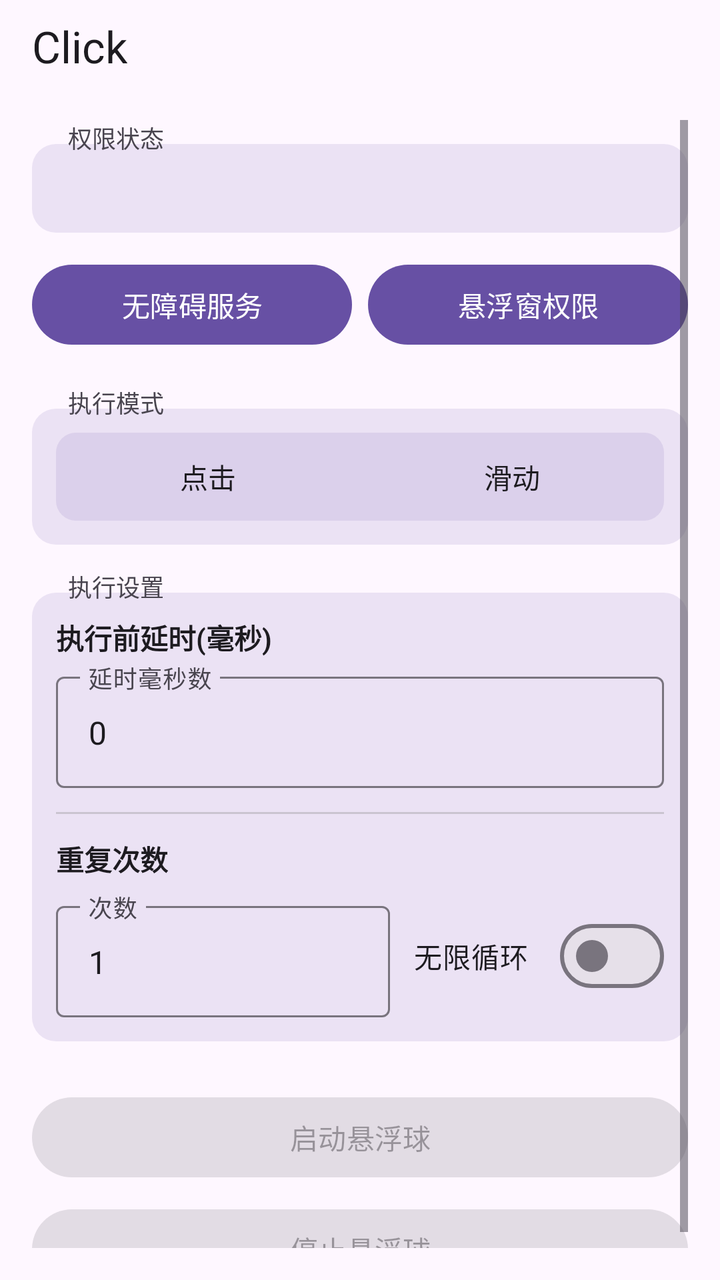
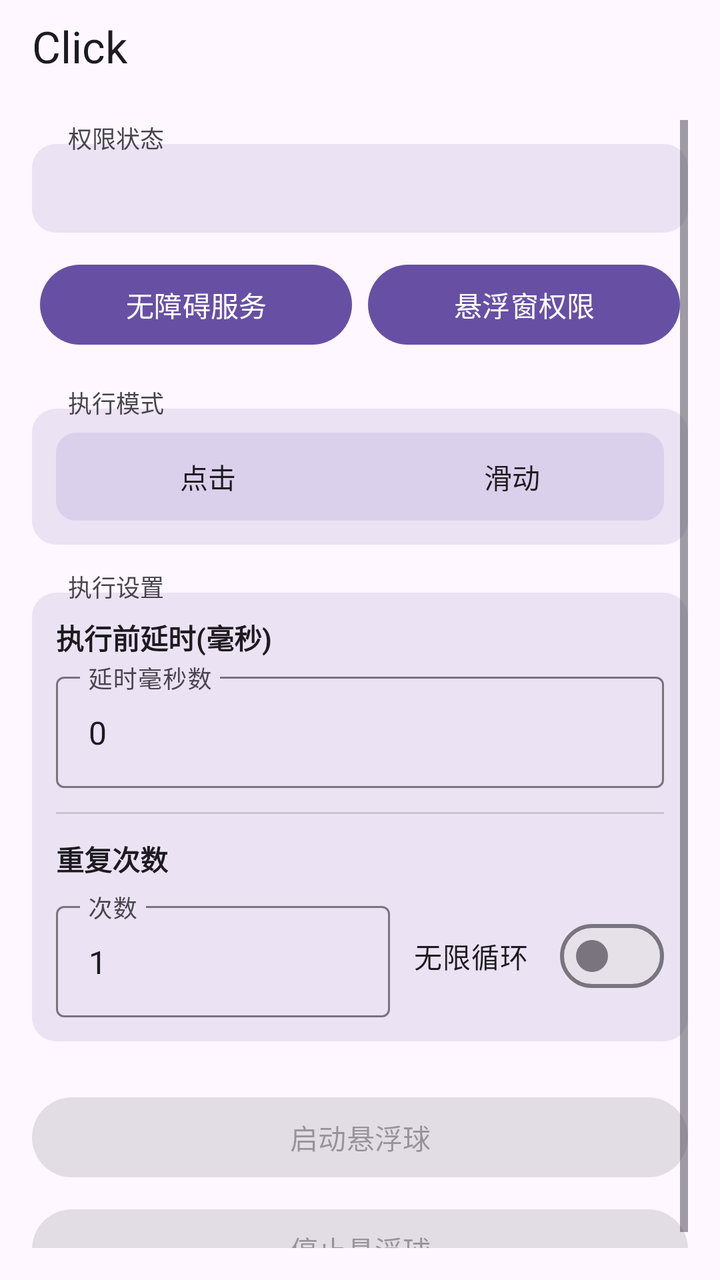

The first picture is an Android layout as it rendered before a commit; the second is the same layout after the commit. The layout source and the unified diff follow.
<!-- AndroidManifest.xml: activity theme Theme.Click -->
<!-- res/layout/activity_main.xml -->
<?xml version="1.0" encoding="utf-8"?>
<LinearLayout xmlns:android="http://schemas.android.com/apk/res/android"
    xmlns:app="http://schemas.android.com/apk/res-auto"
    android:layout_width="match_parent"
    android:layout_height="match_parent"
    android:orientation="vertical">

    <com.google.android.material.appbar.MaterialToolbar
        android:id="@+id/toolbar"
        android:layout_width="match_parent"
        android:layout_height="44dp"
        android:minHeight="44dp"
        android:paddingTop="2dp"
        android:background="?attr/colorSurface"
        app:title="Click"
        app:titleTextColor="?attr/colorOnSurface" />

    <ScrollView
        android:layout_width="match_parent"
        android:layout_height="0dp"
        android:layout_weight="1"
        android:padding="16dp">

        <LinearLayout
            android:layout_width="match_parent"
            android:layout_height="wrap_content"
            android:orientation="vertical">

            
            <TextView
                android:layout_width="wrap_content"
                android:layout_height="wrap_content"
                android:text="权限状态"
                android:textSize="12sp"
                android:textColor="?attr/colorOnSurfaceVariant"
                android:background="@android:color/transparent"
                android:paddingHorizontal="6dp"
                android:layout_marginStart="12dp"
                android:layout_marginBottom="-6dp"
                android:elevation="2dp" />

            
            <LinearLayout
                android:layout_width="match_parent"
                android:layout_height="wrap_content"
                android:orientation="vertical"
                android:background="@drawable/section_border"
                android:padding="12dp">

                <TextView
                    android:id="@+id/statusText"
                    android:layout_width="match_parent"
                    android:layout_height="wrap_content"
                    android:gravity="start"
                    android:textSize="15sp"
                    android:textStyle="bold"
                    android:textColor="?attr/colorOnSurface" />
            </LinearLayout>

            <LinearLayout
                android:layout_width="match_parent"
                android:layout_height="wrap_content"
                android:layout_marginTop="12dp"
                android:orientation="horizontal">

                <Button
                    android:id="@+id/btnEnableService"
                    android:layout_width="0dp"
                    android:layout_height="wrap_content"
                    android:layout_weight="1"
                    android:layout_marginEnd="4dp"
                    android:text="无障碍服务" />

                <Button
                    android:id="@+id/btnEnableOverlay"
                    android:layout_width="0dp"
                    android:layout_height="wrap_content"
                    android:layout_weight="1"
                    android:layout_marginStart="4dp"
                    android:text="悬浮窗权限" />
            </LinearLayout>

            
            <TextView
                android:layout_width="wrap_content"
                android:layout_height="wrap_content"
                android:layout_marginTop="16dp"
                android:text="执行模式"
                android:textSize="12sp"
                android:textColor="?attr/colorOnSurfaceVariant"
                android:background="@android:color/transparent"
                android:paddingHorizontal="6dp"
                android:layout_marginStart="12dp"
                android:layout_marginBottom="-6dp"
                android:elevation="2dp" />

            
            <LinearLayout
                android:layout_width="match_parent"
                android:layout_height="wrap_content"
                android:orientation="vertical"
                android:background="@drawable/section_border"
                android:padding="12dp">

                
                <FrameLayout
                    android:layout_width="match_parent"
                    android:layout_height="44dp"
                    android:background="@drawable/segment_bg">

                    
                    <View
                        android:id="@+id/modeIndicator"
                        android:layout_width="0dp"
                        android:layout_height="36dp"
                        android:layout_gravity="center_vertical"
                        android:layout_marginStart="4dp"
                        android:background="@drawable/segment_selected" />

                    <LinearLayout
                        android:layout_width="match_parent"
                        android:layout_height="match_parent"
                        android:orientation="horizontal">

                        <TextView
                            android:id="@+id/radioClick"
                            android:layout_width="0dp"
                            android:layout_height="match_parent"
                            android:layout_weight="1"
                            android:gravity="center"
                            android:text="点击"
                            android:textSize="14sp"
                            android:textColor="@color/segment_text_selector"
                            android:clickable="true"
                            android:focusable="true" />

                        <TextView
                            android:id="@+id/radioSwipe"
                            android:layout_width="0dp"
                            android:layout_height="match_parent"
                            android:layout_weight="1"
                            android:gravity="center"
                            android:text="滑动"
                            android:textSize="14sp"
                            android:textColor="@color/segment_text_selector"
                            android:clickable="true"
                            android:focusable="true" />
                    </LinearLayout>
                </FrameLayout>

                <LinearLayout
                    android:id="@+id/swipeParams"
                    android:layout_width="match_parent"
                    android:layout_height="wrap_content"
                    android:orientation="vertical"
                    android:visibility="gone"
                    android:layout_marginTop="12dp">

                    <View
                        android:layout_width="match_parent"
                        android:layout_height="1dp"
                        android:background="?attr/colorOutlineVariant" />

                    <TextView
                        android:layout_width="wrap_content"
                        android:layout_height="wrap_content"
                        android:layout_marginTop="12dp"
                        android:text="滑动方式"
                        android:textSize="13sp"
                        android:textStyle="bold"
                        android:textColor="?attr/colorOnSurface" />

                    
                    <FrameLayout
                        android:layout_width="match_parent"
                        android:layout_height="44dp"
                        android:layout_marginTop="8dp"
                        android:background="@drawable/segment_bg">

                        <View
                            android:id="@+id/swipeMethodIndicator"
                            android:layout_width="0dp"
                            android:layout_height="36dp"
                            android:layout_gravity="center_vertical"
                            android:layout_marginStart="4dp"
                            android:background="@drawable/segment_selected" />

                        <LinearLayout
                            android:layout_width="match_parent"
                            android:layout_height="match_parent"
                            android:orientation="horizontal">

                            <TextView
                                android:id="@+id/radioSwipeManual"
                                android:layout_width="0dp"
                                android:layout_height="match_parent"
                                android:layout_weight="1"
                                android:gravity="center"
                                android:text="手动参数"
                                android:textSize="14sp"
                                android:textColor="@color/segment_text_selector"
                                android:clickable="true"
                                android:focusable="true" />

                            <TextView
                                android:id="@+id/radioSwipeGesture"
                                android:layout_width="0dp"
                                android:layout_height="match_parent"
                                android:layout_weight="1"
                                android:gravity="center"
                                android:text="手势录制"
                                android:textSize="14sp"
                                android:textColor="@color/segment_text_selector"
                                android:clickable="true"
                                android:focusable="true" />
                        </LinearLayout>
                    </FrameLayout>

                    <LinearLayout
                        android:id="@+id/manualSwipeParams"
                        android:layout_width="match_parent"
                        android:layout_height="wrap_content"
                        android:orientation="vertical"
                        android:layout_marginTop="12dp">

                        <TextView
                            android:layout_width="wrap_content"
                            android:layout_height="wrap_content"
                            android:text="起点"
                            android:textSize="13sp"
                            android:textColor="?attr/colorPrimary" />

                        <LinearLayout
                            android:layout_width="match_parent"
                            android:layout_height="wrap_content"
                            android:layout_marginTop="4dp"
                            android:orientation="horizontal">

                            <com.google.android.material.textfield.TextInputLayout
                                android:layout_width="0dp"
                                android:layout_height="wrap_content"
                                android:layout_weight="1"
                                android:layout_marginEnd="4dp"
                                android:hint="起点 X (横向坐标)"
                                style="@style/Widget.Material3.TextInputLayout.OutlinedBox">

                                <com.google.android.material.textfield.TextInputEditText
                                    android:id="@+id/inputSwipeX1"
                                    android:layout_width="match_parent"
                                    android:layout_height="wrap_content"
                                    android:inputType="numberDecimal" />
                            </com.google.android.material.textfield.TextInputLayout>

                            <com.google.android.material.textfield.TextInputLayout
                                android:layout_width="0dp"
                                android:layout_height="wrap_content"
                                android:layout_weight="1"
                                android:layout_marginStart="4dp"
                                android:hint="起点 Y (纵向坐标)"
                                style="@style/Widget.Material3.TextInputLayout.OutlinedBox">

                                <com.google.android.material.textfield.TextInputEditText
                                    android:id="@+id/inputSwipeY1"
                                    android:layout_width="match_parent"
                                    android:layout_height="wrap_content"
                                    android:inputType="numberDecimal" />
                            </com.google.android.material.textfield.TextInputLayout>
                        </LinearLayout>

                        <TextView
                            android:layout_width="wrap_content"
                            android:layout_height="wrap_content"
                            android:layout_marginTop="8dp"
                            android:text="终点"
                            android:textSize="13sp"
                            android:textColor="?attr/colorPrimary" />

                        <LinearLayout
                            android:layout_width="match_parent"
                            android:layout_height="wrap_content"
                            android:layout_marginTop="4dp"
                            android:orientation="horizontal">

                            <com.google.android.material.textfield.TextInputLayout
                                android:layout_width="0dp"
                                android:layout_height="wrap_content"
                                android:layout_weight="1"
                                android:layout_marginEnd="4dp"
                                android:hint="终点 X (横向坐标)"
                                style="@style/Widget.Material3.TextInputLayout.OutlinedBox">

                                <com.google.android.material.textfield.TextInputEditText
                                    android:id="@+id/inputSwipeX2"
                                    android:layout_width="match_parent"
                                    android:layout_height="wrap_content"
                                    android:inputType="numberDecimal" />
                            </com.google.android.material.textfield.TextInputLayout>

                            <com.google.android.material.textfield.TextInputLayout
                                android:layout_width="0dp"
                                android:layout_height="wrap_content"
                                android:layout_weight="1"
                                android:layout_marginStart="4dp"
                                android:hint="终点 Y (纵向坐标)"
                                style="@style/Widget.Material3.TextInputLayout.OutlinedBox">

                                <com.google.android.material.textfield.TextInputEditText
                                    android:id="@+id/inputSwipeY2"
                                    android:layout_width="match_parent"
                                    android:layout_height="wrap_content"
                                    android:inputType="numberDecimal" />
                            </com.google.android.material.textfield.TextInputLayout>
                        </LinearLayout>

                        <TextView
                            android:layout_width="wrap_content"
                            android:layout_height="wrap_content"
                            android:layout_marginTop="8dp"
                            android:text="时长"
                            android:textSize="13sp"
                            android:textColor="?attr/colorPrimary" />

                        <com.google.android.material.textfield.TextInputLayout
                            android:layout_width="match_parent"
                            android:layout_height="wrap_content"
                            android:layout_marginTop="4dp"
                            android:hint="滑动耗时(毫秒)"
                            style="@style/Widget.Material3.TextInputLayout.OutlinedBox">

                            <com.google.android.material.textfield.TextInputEditText
                                android:id="@+id/inputSwipeDuration"
                                android:layout_width="match_parent"
                                android:layout_height="wrap_content"
                                android:inputType="number" />
                        </com.google.android.material.textfield.TextInputLayout>
                    </LinearLayout>

                    <LinearLayout
                        android:id="@+id/gestureSwipeSection"
                        android:layout_width="match_parent"
                        android:layout_height="wrap_content"
                        android:orientation="vertical"
                        android:visibility="gone"
                        android:layout_marginTop="12dp">

                        <TextView
                            android:id="@+id/lblRecordedStatus"
                            android:layout_width="wrap_content"
                            android:layout_height="wrap_content"
                            android:text=""
                            android:textSize="13sp"
                            android:textColor="?attr/colorPrimary" />

                        <Button
                            android:id="@+id/btnRecordGesture"
                            android:layout_width="match_parent"
                            android:layout_height="wrap_content"
                            android:layout_marginTop="8dp"
                            android:text="录制手势 (在屏幕上滑动)" />
                    </LinearLayout>
                </LinearLayout>
            </LinearLayout>

            
            <TextView
                android:layout_width="wrap_content"
                android:layout_height="wrap_content"
                android:layout_marginTop="12dp"
                android:text="执行设置"
                android:textSize="12sp"
                android:textColor="?attr/colorOnSurfaceVariant"
                android:background="@android:color/transparent"
                android:paddingHorizontal="6dp"
                android:layout_marginStart="12dp"
                android:layout_marginBottom="-6dp"
                android:elevation="2dp" />

            
            <LinearLayout
                android:layout_width="match_parent"
                android:layout_height="wrap_content"
                android:orientation="vertical"
                android:background="@drawable/section_border"
                android:padding="12dp">

                <TextView
                    android:layout_width="wrap_content"
                    android:layout_height="wrap_content"
                    android:text="执行前延时(毫秒)"
                    android:textSize="14sp"
                    android:textStyle="bold"
                    android:textColor="?attr/colorOnSurface" />

                <com.google.android.material.textfield.TextInputLayout
                    android:layout_width="match_parent"
                    android:layout_height="wrap_content"
                    android:layout_marginTop="4dp"
                    android:hint="延时毫秒数"
                    style="@style/Widget.Material3.TextInputLayout.OutlinedBox">

                    <com.google.android.material.textfield.TextInputEditText
                        android:id="@+id/inputDelay"
                        android:layout_width="match_parent"
                        android:layout_height="wrap_content"
                        android:inputType="number"
                        android:text="0" />
                </com.google.android.material.textfield.TextInputLayout>

                <View
                    android:layout_width="match_parent"
                    android:layout_height="1dp"
                    android:layout_marginTop="12dp"
                    android:background="?attr/colorOutlineVariant" />

                <TextView
                    android:layout_width="wrap_content"
                    android:layout_height="wrap_content"
                    android:layout_marginTop="12dp"
                    android:text="重复次数"
                    android:textSize="14sp"
                    android:textStyle="bold"
                    android:textColor="?attr/colorOnSurface" />

                <LinearLayout
                    android:layout_width="match_parent"
                    android:layout_height="wrap_content"
                    android:layout_marginTop="8dp"
                    android:orientation="horizontal"
                    android:gravity="center_vertical">

                    <com.google.android.material.textfield.TextInputLayout
                        android:layout_width="0dp"
                        android:layout_height="wrap_content"
                        android:layout_weight="1"
                        android:hint="次数"
                        style="@style/Widget.Material3.TextInputLayout.OutlinedBox">

                        <com.google.android.material.textfield.TextInputEditText
                            android:id="@+id/inputRepeat"
                            android:layout_width="match_parent"
                            android:layout_height="wrap_content"
                            android:inputType="number"
                            android:text="1" />
                    </com.google.android.material.textfield.TextInputLayout>

                    <com.google.android.material.materialswitch.MaterialSwitch
                        android:id="@+id/checkInfinite"
                        android:layout_width="wrap_content"
                        android:layout_height="wrap_content"
                        android:layout_marginStart="12dp"
                        android:text="无限循环" />
                </LinearLayout>
            </LinearLayout>

            <FrameLayout
                android:layout_width="match_parent"
                android:layout_height="wrap_content"
                android:layout_marginTop="24dp">

                <Button
                    android:id="@+id/btnStartFloating"
                    android:layout_width="match_parent"
                    android:layout_height="wrap_content"
                    android:text="启动悬浮球"
                    android:enabled="false" />

                <View
                    android:id="@+id/btnStartOverlay"
                    android:layout_width="match_parent"
                    android:layout_height="match_parent"
                    android:background="@android:color/transparent"
                    android:clickable="true"
                    android:visibility="gone" />
            </FrameLayout>

            <Button
                android:id="@+id/btnStopFloating"
                android:layout_width="match_parent"
                android:layout_height="wrap_content"
                android:layout_marginTop="8dp"
                android:text="停止悬浮球"
                android:enabled="false" />

        </LinearLayout>
    </ScrollView>
</LinearLayout>
<!-- resources referenced by this layout -->
<resources>
  <!-- drawable section_border (drawable) -->
  <?xml version="1.0" encoding="utf-8"?>
  <shape xmlns:android="http://schemas.android.com/apk/res/android"
      android:shape="rectangle">
      <solid android:color="@color/section_background" />
      <corners android:radius="12dp" />
  </shape>
  <!-- drawable segment_bg (drawable) -->
  <?xml version="1.0" encoding="utf-8"?>
  <shape xmlns:android="http://schemas.android.com/apk/res/android"
      android:shape="rectangle">
      <solid android:color="#206750A4" />
      <corners android:radius="10dp" />
  </shape>
  <!-- drawable segment_selected (drawable) -->
  <?xml version="1.0" encoding="utf-8"?>
  <shape xmlns:android="http://schemas.android.com/apk/res/android"
      android:shape="rectangle">
      <solid android:color="@color/md_theme_primary" />
      <corners android:radius="8dp" />
  </shape>
  <style name="Theme.Click" parent="Theme.Material3.DayNight.NoActionBar">
          <item name="colorPrimary">@color/md_theme_primary</item>
          <item name="colorOnPrimary">@color/md_theme_onPrimary</item>
          <item name="colorPrimaryContainer">@color/md_theme_primaryContainer</item>
          <item name="colorOnPrimaryContainer">@color/md_theme_onPrimaryContainer</item>
          <item name="colorSecondary">@color/md_theme_secondary</item>
          <item name="colorOnSecondary">@color/md_theme_onSecondary</item>
          <item name="colorSecondaryContainer">@color/md_theme_secondaryContainer</item>
          <item name="colorOnSecondaryContainer">@color/md_theme_onSecondaryContainer</item>
          <item name="android:colorBackground">@color/md_theme_background</item>
          <item name="colorOnBackground">@color/md_theme_onBackground</item>
          <item name="colorSurface">@color/md_theme_surface</item>
          <item name="colorOnSurface">@color/md_theme_onSurface</item>
          <item name="colorSurfaceVariant">@color/md_theme_surfaceVariant</item>
          <item name="colorOnSurfaceVariant">@color/md_theme_onSurfaceVariant</item>
          <item name="colorOutline">@color/md_theme_outline</item>
          <item name="colorOutlineVariant">@color/md_theme_outlineVariant</item>
          <item name="android:statusBarColor">@color/md_theme_surface</item>
          <item name="android:navigationBarColor">@color/md_theme_surface</item>
          <item name="android:windowLightStatusBar">true</item>
          <item name="android:windowBackground">@color/md_theme_background</item>
          
          <item name="android:windowSplashScreenBackground">@color/md_theme_background</item>
          <item name="android:windowSplashScreenAnimatedIcon">@drawable/splash_icon</item>
      </style>
  <color name="section_background">#206750A4</color>
  <color name="md_theme_primary">#6750A4</color>
  <color name="md_theme_onPrimary">#FFFFFF</color>
  <color name="md_theme_primaryContainer">#EADDFF</color>
  <color name="md_theme_onPrimaryContainer">#21005D</color>
  <color name="md_theme_secondary">#625B71</color>
  <color name="md_theme_onSecondary">#FFFFFF</color>
  <color name="md_theme_secondaryContainer">#E8DEF8</color>
  <color name="md_theme_onSecondaryContainer">#1D192B</color>
  <color name="md_theme_background">#FEF7FF</color>
  <color name="md_theme_onBackground">#1D1B20</color>
  <color name="md_theme_surface">#FEF7FF</color>
  <color name="md_theme_onSurface">#1D1B20</color>
  <color name="md_theme_surfaceVariant">#E7E0EC</color>
  <color name="md_theme_onSurfaceVariant">#49454F</color>
  <color name="md_theme_outline">#79747E</color>
  <color name="md_theme_outlineVariant">#CAC4D0</color>
  <!-- drawable splash_icon: png bitmap (drawable, 131094 bytes) -->
</resources>

<!-- the commit's change to res/layout/activity_main.xml (unified diff, before → after) -->
@@ -61,6 +61,7 @@
                 android:layout_width="match_parent"
                 android:layout_height="wrap_content"
                 android:layout_marginTop="12dp"
+                android:layout_marginHorizontal="4dp"
                 android:orientation="horizontal">
 
                 <Button
